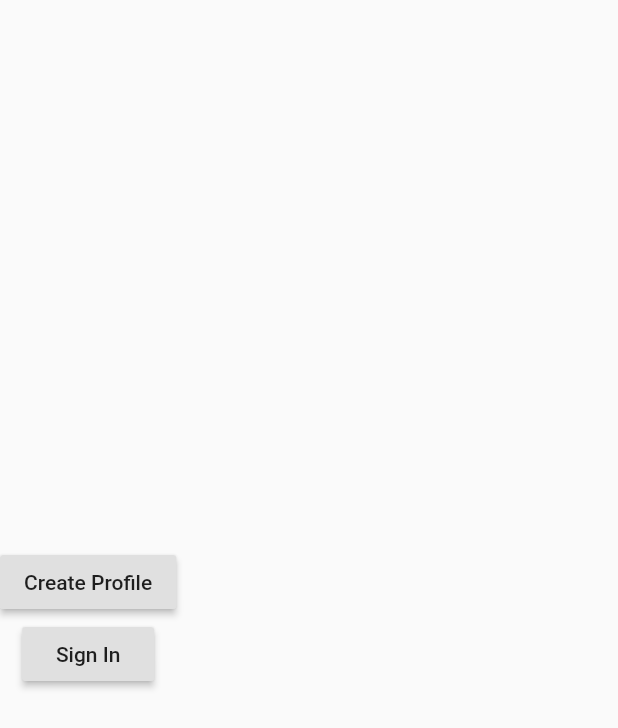
After one commit to omar-basheer/UniVerse, a Flutter app: the WelcomePage screen opened directly, on a phone screen of 412 x 824 dp. The commit adds this screen. Shown: the top 728 px of the screen. Run offline on Flutter 3.47's test engine with Material 2 defaults, Android fonts, the phone set to English and light mode, and no system bars.

Commit message:
some dart files?

```diff
--- /dev/null
+++ b/universe_flutter/universe_app/lib/welcome_page.dart
@@ -0,0 +1,39 @@
+import 'package:flutter/material.dart';
+import 'package:universe_app/profile_page.dart';
+import 'package:universe_app/sign_in_page.dart';
+
+class WelcomePage extends StatefulWidget {
+  @override
+  _WelcomePageState createState() => _WelcomePageState();
+}
+
+class _WelcomePageState extends State<WelcomePage> {
+  @override
+  Widget build(BuildContext context) {
+    return Scaffold(
+      body: Column(
+        mainAxisAlignment: MainAxisAlignment.center,
+        children: [
+          RaisedButton(
+            child: Text("Create Profile"),
+            onPressed: () {
+              Navigator.push(
+                context,
+                MaterialPageRoute(builder: (context) => ProfilePage()),
+              );
+            },
+          ),
+          RaisedButton(
+            child: Text("Sign In"),
+            onPressed: () {
+              Navigator.push(
+                context,
+                MaterialPageRoute(builder: (context) => SignInPage()),
+              );
+            },
+          ),
+        ],
+      ),
+    );
+  }
+}
```
Also changed, not shown: universe_flutter/universe_app/lib/main.dart (+11 -1 lines), 2 other files.
